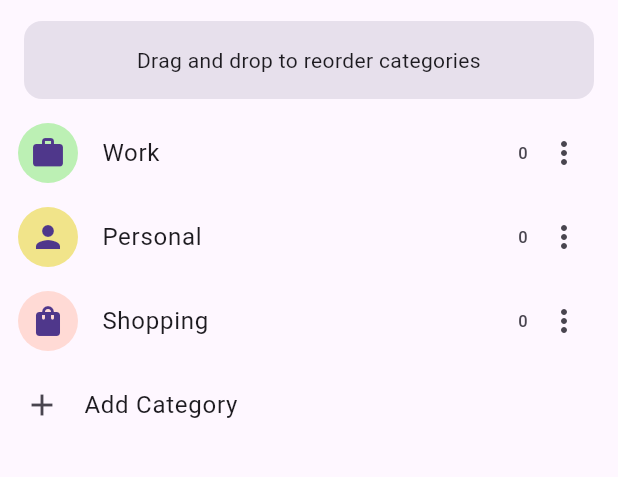
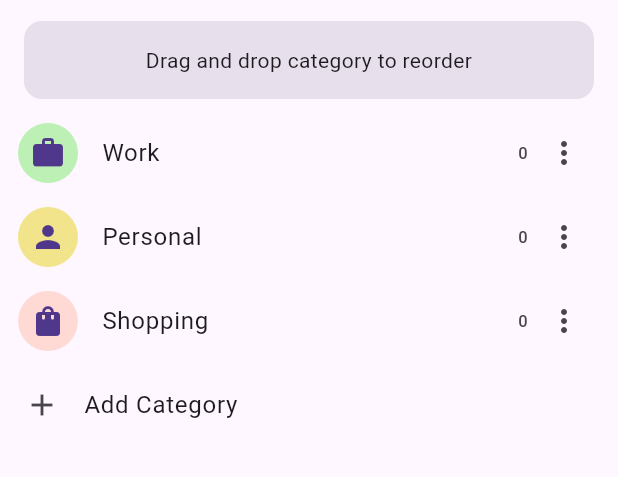
Before and after one commit to HexaRy0/todo_app, a Flutter app: the ManageCategoriesScreen screen opened directly, on a phone screen of 412 x 824 dp, the part 63-540 px from its top. Run offline on Flutter 3.47's test engine with Material 2 defaults, Android fonts, the phone set to English and light mode, and no system bars; drawn by our look-alikes of dynamic_color; our stand-ins replace flutter_form_builder, flutter_riverpod, flutter_slidable, riverpod, table_calendar; missing offline and left inert: flutter_iconpicker, form_builder_extra_fields.

Commit message:
style: fix ambigue

```diff
--- a/lib/screens/manage_categories/manage_categories.dart
+++ b/lib/screens/manage_categories/manage_categories.dart
@@ -47,7 +47,7 @@ class _ManageCategoriesScreenState extends ConsumerState<ManageCategoriesScreen>
                 borderRadius: BorderRadius.circular(12),
               ),
               child: const Text(
-                "Drag and drop to reorder categories",
+                "Drag and drop category to reorder",
                 textAlign: TextAlign.center,
               ),
             ),
```
